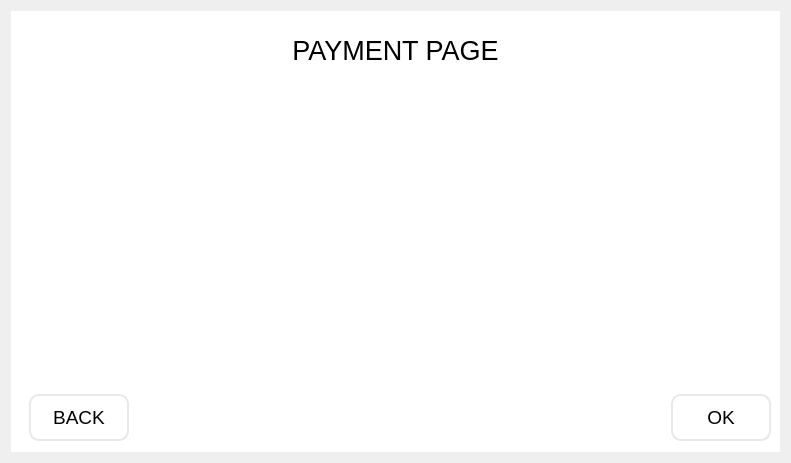
This is ui/ui/payment.ui in scottarsenjr/gl as Qt 5 draws it before an edit. The edited form follows.
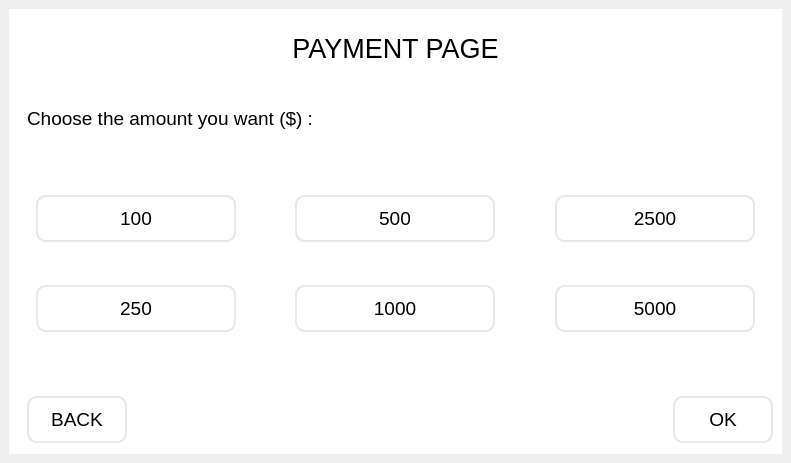
This is the edited form. The open tabs and pages were chosen to show the change. Icons and pictures are not drawn.

What changed in the file:
```diff
--- a/ui/ui/payment.ui
+++ b/ui/ui/payment.ui
@@ -13,7 +13,44 @@
   <property name="windowTitle">
    <string>Dialog</string>
   </property>
-  <layout class="QVBoxLayout" name="verticalLayout">
+  <layout class="QVBoxLayout" name="verticalLayout_5">
+   <property name="spacing">
+    <number>0</number>
+   </property>
+   <property name="leftMargin">
+    <number>0</number>
+   </property>
+   <property name="topMargin">
+    <number>0</number>
+   </property>
+   <property name="rightMargin">
+    <number>0</number>
+   </property>
+   <property name="bottomMargin">
+    <number>0</number>
+   </property>
+   <item>
+    <widget class="QStackedWidget" name="stackedWidget">
+     <property name="currentIndex">
+      <number>0</number>
+     </property>
+     <widget class="QWidget" name="payment">
+      <layout class="QVBoxLayout" name="verticalLayout_3">
+       <property name="spacing">
+        <number>0</number>
+       </property>
+       <property name="leftMargin">
+        <number>0</number>
+       </property>
+       <property name="topMargin">
+        <number>0</number>
+       </property>
+       <property name="rightMargin">
+        <number>0</number>
+       </property>
+       <property name="bottomMargin">
+        <number>0</number>
+       </property>
    <item>
     <widget class="QFrame" name="frame">
      <property name="styleSheet">
@@ -365,6 +402,567 @@
        </widget>
       </item>
      </layout>
+        </widget>
+       </item>
+      </layout>
+     </widget>
+     <widget class="QWidget" name="amount">
+      <layout class="QVBoxLayout" name="verticalLayout_6">
+       <property name="spacing">
+        <number>0</number>
+       </property>
+       <property name="leftMargin">
+        <number>0</number>
+       </property>
+       <property name="topMargin">
+        <number>0</number>
+       </property>
+       <property name="rightMargin">
+        <number>0</number>
+       </property>
+       <property name="bottomMargin">
+        <number>0</number>
+       </property>
+       <item>
+        <widget class="QFrame" name="frame_6">
+         <property name="styleSheet">
+          <string notr="true">*{
+	border: none;
+	background-color: transparent;
+	color: #fff;
+}
+#centralwiget{
+	background-color: rgb(255, 255, 255);
+}
+#side_menu{
+	background-color: qlineargradient(spread:pad, x1:1, y1:1, x2:0, y2:0, stop:0 rgba(9, 22, 41, 255), stop:1 rgba(9, 31, 63, 255));
+	border-radius: 20px;
+}
+#header{
+	background-color: rgb(5, 17, 34);
+}
+QPushButton{
+	padding: 10px;
+	background-color: rgb(5, 17, 34);
+	border-radius: 10px;
+	color: white;
+}
+QPushButton:hover{
+	background-color: qlineargradient(spread:pad, x1:1, y1:1, x2:0.130682, y2:0.165, stop:0 rgba(34, 120, 239, 255), stop:1 rgba(145, 185, 239, 255));
+}
+#main_body{
+	background-color: white;
+	border-radius: 10px;
+}
+QScrollBar::handle:vertical
+{
+      background-color: rgb(232, 232, 232);
+      min-height: 5px;
+      border-radius: 6px;
+}
+QScrollBar::add-line:vertical 
+{
+      border: none;
+      background: none;
+}
+
+QScrollBar::sub-line:vertical
+{
+      border: none;
+      background: none;
+}</string>
+         </property>
+         <property name="frameShape">
+          <enum>QFrame::StyledPanel</enum>
+         </property>
+         <property name="frameShadow">
+          <enum>QFrame::Raised</enum>
+         </property>
+         <layout class="QVBoxLayout" name="verticalLayout">
+          <item>
+           <widget class="QFrame" name="frame_7">
+            <property name="styleSheet">
+             <string notr="true">background-color: white;</string>
+            </property>
+            <property name="frameShape">
+             <enum>QFrame::StyledPanel</enum>
+            </property>
+            <property name="frameShadow">
+             <enum>QFrame::Raised</enum>
+            </property>
+            <layout class="QGridLayout" name="gridLayout_2">
+             <item row="2" column="0">
+              <widget class="QFrame" name="frame_8">
+               <property name="minimumSize">
+                <size>
+                 <width>0</width>
+                 <height>50</height>
+                </size>
+               </property>
+               <property name="maximumSize">
+                <size>
+                 <width>16777215</width>
+                 <height>50</height>
+                </size>
+               </property>
+               <property name="frameShape">
+                <enum>QFrame::StyledPanel</enum>
+               </property>
+               <property name="frameShadow">
+                <enum>QFrame::Raised</enum>
+               </property>
+               <layout class="QHBoxLayout" name="horizontalLayout_3">
+                <property name="spacing">
+                 <number>0</number>
+                </property>
+                <property name="topMargin">
+                 <number>0</number>
+                </property>
+                <property name="rightMargin">
+                 <number>0</number>
+                </property>
+                <property name="bottomMargin">
+                 <number>0</number>
+                </property>
+                <item alignment="Qt::AlignLeft">
+                 <widget class="QPushButton" name="cancel_2">
+                  <property name="minimumSize">
+                   <size>
+                    <width>100</width>
+                    <height>0</height>
+                   </size>
+                  </property>
+                  <property name="font">
+                   <font>
+                    <pointsize>14</pointsize>
+                   </font>
+                  </property>
+                  <property name="styleSheet">
+                   <string notr="true">QPushButton{
+	background-color: rgba(255, 255, 255, 0);
+	color: black;
+	border: 2px solid rgb(232, 232, 232);
+}
+QPushButton:hover{
+	background-color: rgb(232, 232, 232);
+}</string>
+                  </property>
+                  <property name="text">
+                   <string>BACK</string>
+                  </property>
+                 </widget>
+                </item>
+                <item alignment="Qt::AlignRight">
+                 <widget class="QPushButton" name="proceed_2">
+                  <property name="minimumSize">
+                   <size>
+                    <width>100</width>
+                    <height>0</height>
+                   </size>
+                  </property>
+                  <property name="font">
+                   <font>
+                    <pointsize>14</pointsize>
+                   </font>
+                  </property>
+                  <property name="styleSheet">
+                   <string notr="true">QPushButton{
+	background-color: rgba(255, 255, 255, 0);
+	color: black;
+	border: 2px solid rgb(232, 232, 232);
+}
+QPushButton:hover{
+	background-color: rgb(232, 232, 232);
+}</string>
+                  </property>
+                  <property name="text">
+                   <string>OK</string>
+                  </property>
+                 </widget>
+                </item>
+               </layout>
+              </widget>
+             </item>
+             <item row="0" column="0">
+              <widget class="QFrame" name="frame_9">
+               <property name="sizePolicy">
+                <sizepolicy hsizetype="Preferred" vsizetype="Fixed">
+                 <horstretch>0</horstretch>
+                 <verstretch>0</verstretch>
+                </sizepolicy>
+               </property>
+               <property name="minimumSize">
+                <size>
+                 <width>0</width>
+                 <height>60</height>
+                </size>
+               </property>
+               <property name="maximumSize">
+                <size>
+                 <width>16777215</width>
+                 <height>60</height>
+                </size>
+               </property>
+               <property name="styleSheet">
+                <string notr="true"/>
+               </property>
+               <property name="frameShape">
+                <enum>QFrame::StyledPanel</enum>
+               </property>
+               <property name="frameShadow">
+                <enum>QFrame::Raised</enum>
+               </property>
+               <layout class="QHBoxLayout" name="horizontalLayout_4">
+                <item>
+                 <widget class="QLabel" name="label_3">
+                  <property name="font">
+                   <font>
+                    <pointsize>20</pointsize>
+                   </font>
+                  </property>
+                  <property name="styleSheet">
+                   <string notr="true">color: black;</string>
+                  </property>
+                  <property name="text">
+                   <string>PAYMENT PAGE</string>
+                  </property>
+                  <property name="alignment">
+                   <set>Qt::AlignCenter</set>
+                  </property>
+                 </widget>
+                </item>
+               </layout>
+              </widget>
+             </item>
+             <item row="1" column="0">
+              <widget class="QFrame" name="frame_10">
+               <property name="frameShape">
+                <enum>QFrame::StyledPanel</enum>
+               </property>
+               <property name="frameShadow">
+                <enum>QFrame::Raised</enum>
+               </property>
+               <layout class="QVBoxLayout" name="verticalLayout_4">
+                <item>
+                 <widget class="QFrame" name="frame_11">
+                  <property name="sizePolicy">
+                   <sizepolicy hsizetype="Preferred" vsizetype="Fixed">
+                    <horstretch>0</horstretch>
+                    <verstretch>0</verstretch>
+                   </sizepolicy>
+                  </property>
+                  <property name="minimumSize">
+                   <size>
+                    <width>0</width>
+                    <height>50</height>
+                   </size>
+                  </property>
+                  <property name="maximumSize">
+                   <size>
+                    <width>16777215</width>
+                    <height>50</height>
+                   </size>
+                  </property>
+                  <property name="frameShape">
+                   <enum>QFrame::StyledPanel</enum>
+                  </property>
+                  <property name="frameShadow">
+                   <enum>QFrame::Raised</enum>
+                  </property>
+                  <layout class="QHBoxLayout" name="horizontalLayout_5">
+                   <property name="spacing">
+                    <number>0</number>
+                   </property>
+                   <property name="leftMargin">
+                    <number>0</number>
+                   </property>
+                   <property name="topMargin">
+                    <number>0</number>
+                   </property>
+                   <property name="rightMargin">
+                    <number>0</number>
+                   </property>
+                   <property name="bottomMargin">
+                    <number>0</number>
+                   </property>
+                   <item>
+                    <widget class="QLabel" name="label_4">
+                     <property name="sizePolicy">
+                      <sizepolicy hsizetype="Preferred" vsizetype="Fixed">
+                       <horstretch>0</horstretch>
+                       <verstretch>0</verstretch>
+                      </sizepolicy>
+                     </property>
+                     <property name="minimumSize">
+                      <size>
+                       <width>0</width>
+                       <height>50</height>
+                      </size>
+                     </property>
+                     <property name="maximumSize">
+                      <size>
+                       <width>300</width>
+                       <height>50</height>
+                      </size>
+                     </property>
+                     <property name="font">
+                      <font>
+                       <pointsize>14</pointsize>
+                      </font>
+                     </property>
+                     <property name="styleSheet">
+                      <string notr="true">color: black;</string>
+                     </property>
+                     <property name="text">
+                      <string>Choose the amount you want ($) :</string>
+                     </property>
+                    </widget>
+                   </item>
+                   <item>
+                    <widget class="QLabel" name="sum">
+                     <property name="font">
+                      <font>
+                       <pointsize>14</pointsize>
+                      </font>
+                     </property>
+                     <property name="styleSheet">
+                      <string notr="true">color: black;</string>
+                     </property>
+                     <property name="text">
+                      <string/>
+                     </property>
+                    </widget>
+                   </item>
+                  </layout>
+                 </widget>
+                </item>
+                <item>
+                 <widget class="QFrame" name="frame_12">
+                  <property name="frameShape">
+                   <enum>QFrame::StyledPanel</enum>
+                  </property>
+                  <property name="frameShadow">
+                   <enum>QFrame::Raised</enum>
+                  </property>
+                  <layout class="QGridLayout" name="gridLayout_3">
+                   <item row="1" column="0">
+                    <widget class="QPushButton" name="two_hundred">
+                     <property name="minimumSize">
+                      <size>
+                       <width>200</width>
+                       <height>0</height>
+                      </size>
+                     </property>
+                     <property name="maximumSize">
+                      <size>
+                       <width>200</width>
+                       <height>16777215</height>
+                      </size>
+                     </property>
+                     <property name="font">
+                      <font>
+                       <pointsize>14</pointsize>
+                      </font>
+                     </property>
+                     <property name="styleSheet">
+                      <string notr="true">QPushButton{
+	background-color: rgba(255, 255, 255, 0);
+	color: black;
+	border: 2px solid rgb(232, 232, 232);
+}
+QPushButton:hover{
+	background-color: rgb(232, 232, 232);
+}</string>
+                     </property>
+                     <property name="text">
+                      <string>250</string>
+                     </property>
+                    </widget>
+                   </item>
+                   <item row="1" column="2">
+                    <widget class="QPushButton" name="five_thousand">
+                     <property name="sizePolicy">
+                      <sizepolicy hsizetype="Fixed" vsizetype="Fixed">
+                       <horstretch>0</horstretch>
+                       <verstretch>0</verstretch>
+                      </sizepolicy>
+                     </property>
+                     <property name="minimumSize">
+                      <size>
+                       <width>200</width>
+                       <height>0</height>
+                      </size>
+                     </property>
+                     <property name="font">
+                      <font>
+                       <pointsize>14</pointsize>
+                      </font>
+                     </property>
+                     <property name="styleSheet">
+                      <string notr="true">QPushButton{
+	background-color: rgba(255, 255, 255, 0);
+	color: black;
+	border: 2px solid rgb(232, 232, 232);
+}
+QPushButton:hover{
+	background-color: rgb(232, 232, 232);
+}</string>
+                     </property>
+                     <property name="text">
+                      <string>5000</string>
+                     </property>
+                    </widget>
+                   </item>
+                   <item row="0" column="2">
+                    <widget class="QPushButton" name="two_half_thousand">
+                     <property name="sizePolicy">
+                      <sizepolicy hsizetype="Fixed" vsizetype="Fixed">
+                       <horstretch>0</horstretch>
+                       <verstretch>0</verstretch>
+                      </sizepolicy>
+                     </property>
+                     <property name="minimumSize">
+                      <size>
+                       <width>200</width>
+                       <height>0</height>
+                      </size>
+                     </property>
+                     <property name="font">
+                      <font>
+                       <pointsize>14</pointsize>
+                      </font>
+                     </property>
+                     <property name="styleSheet">
+                      <string notr="true">QPushButton{
+	background-color: rgba(255, 255, 255, 0);
+	color: black;
+	border: 2px solid rgb(232, 232, 232);
+}
+QPushButton:hover{
+	background-color: rgb(232, 232, 232);
+}</string>
+                     </property>
+                     <property name="text">
+                      <string>2500</string>
+                     </property>
+                    </widget>
+                   </item>
+                   <item row="1" column="1" alignment="Qt::AlignHCenter">
+                    <widget class="QPushButton" name="thousand">
+                     <property name="sizePolicy">
+                      <sizepolicy hsizetype="Fixed" vsizetype="Fixed">
+                       <horstretch>0</horstretch>
+                       <verstretch>0</verstretch>
+                      </sizepolicy>
+                     </property>
+                     <property name="minimumSize">
+                      <size>
+                       <width>200</width>
+                       <height>0</height>
+                      </size>
+                     </property>
+                     <property name="font">
+                      <font>
+                       <pointsize>14</pointsize>
+                      </font>
+                     </property>
+                     <property name="styleSheet">
+                      <string notr="true">QPushButton{
+	background-color: rgba(255, 255, 255, 0);
+	color: black;
+	border: 2px solid rgb(232, 232, 232);
+}
+QPushButton:hover{
+	background-color: rgb(232, 232, 232);
+}</string>
+                     </property>
+                     <property name="text">
+                      <string>1000</string>
+                     </property>
+                    </widget>
+                   </item>
+                   <item row="0" column="0">
+                    <widget class="QPushButton" name="hundred">
+                     <property name="minimumSize">
+                      <size>
+                       <width>200</width>
+                       <height>0</height>
+                      </size>
+                     </property>
+                     <property name="maximumSize">
+                      <size>
+                       <width>200</width>
+                       <height>16777215</height>
+                      </size>
+                     </property>
+                     <property name="font">
+                      <font>
+                       <pointsize>14</pointsize>
+                      </font>
+                     </property>
+                     <property name="styleSheet">
+                      <string notr="true">QPushButton{
+	background-color: rgba(255, 255, 255, 0);
+	color: black;
+	border: 2px solid rgb(232, 232, 232);
+}
+QPushButton:hover{
+	background-color: rgb(232, 232, 232);
+}</string>
+                     </property>
+                     <property name="text">
+                      <string>100</string>
+                     </property>
+                    </widget>
+                   </item>
+                   <item row="0" column="1" alignment="Qt::AlignHCenter">
+                    <widget class="QPushButton" name="half_thousand">
+                     <property name="sizePolicy">
+                      <sizepolicy hsizetype="Fixed" vsizetype="Fixed">
+                       <horstretch>0</horstretch>
+                       <verstretch>0</verstretch>
+                      </sizepolicy>
+                     </property>
+                     <property name="minimumSize">
+                      <size>
+                       <width>200</width>
+                       <height>0</height>
+                      </size>
+                     </property>
+                     <property name="font">
+                      <font>
+                       <pointsize>14</pointsize>
+                      </font>
+                     </property>
+                     <property name="styleSheet">
+                      <string notr="true">QPushButton{
+	background-color: rgba(255, 255, 255, 0);
+	color: black;
+	border: 2px solid rgb(232, 232, 232);
+}
+QPushButton:hover{
+	background-color: rgb(232, 232, 232);
+}</string>
+                     </property>
+                     <property name="text">
+                      <string>500</string>
+                     </property>
+                    </widget>
+                   </item>
+                  </layout>
+                 </widget>
+                </item>
+               </layout>
+              </widget>
+             </item>
+            </layout>
+           </widget>
+          </item>
+         </layout>
+        </widget>
+       </item>
+      </layout>
+     </widget>
     </widget>
    </item>
   </layout>
```
Left out of the diff: 15 changed lines with no effect on the pictures. Lines whose indentation alone changed are shown as unchanged.
